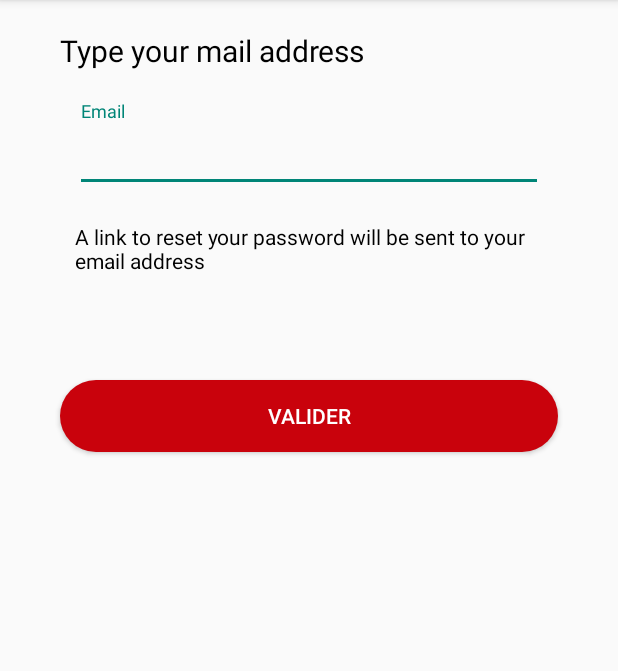
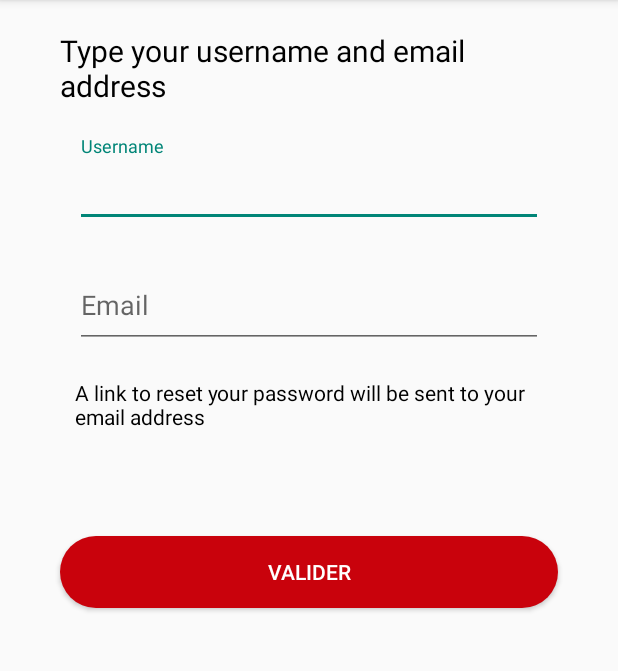
Before and after one commit to BenjaminHenry/MediaActions_ANDROID, an Android app: the ForgetPasswordActivity screen opened directly, with no data from a screen before it, on a phone screen of 412 x 824 dp, the part 84-755 px from its top. Run offline under Robolectric (Android 15) with nearby library versions, the phone set to English and light mode, and no system bars; our stand-ins replace ButterKnife, RxJava; network calls fail.

Commit message:
Navigation Bar complete, try to do forgetPassword

```diff
--- a/Android/app/src/main/AndroidManifest.xml
+++ b/Android/app/src/main/AndroidManifest.xml
@@ -26,12 +26,13 @@
 		</activity>
 		<activity android:name=".ui.RegisterActivity" />
 		<activity android:name=".ui.ForgetPasswordActivity" />
-		<activity android:name=".ui.RequestWallActivity" />
+		<activity android:name=".ui.RequestWallFragment" />
 		<activity android:name=".ui.RequestActivity" />
 		<activity android:name=".ui.PhotoDetailActivity" />
 		<activity
 			android:name=".ui.HomeActivity"
 			android:label="@string/title_activity_home" />
+
 		<provider
 			android:name="android.support.v4.content.FileProvider"
 			android:authorities="${applicationId}.com.vansuita.pickimage.provider"
@@ -42,6 +43,8 @@
 				android:name="android.support.FILE_PROVIDER_PATHS"
 				android:resource="@xml/picker_provider_paths" />
 		</provider>
+
+		<activity android:name=".ui.ParametersFragment"></activity>
 	</application>
 
 </manifest>
--- a/Android/app/src/main/java/mediaaction/android/core/Rest/RestService.java
+++ b/Android/app/src/main/java/mediaaction/android/core/Rest/RestService.java
@@ -17,6 +17,7 @@ import retrofit2.http.FormUrlEncoded;
 import retrofit2.http.GET;
 import retrofit2.http.Multipart;
 import retrofit2.http.POST;
+import retrofit2.http.PUT;
 import retrofit2.http.PartMap;
 import retrofit2.http.Path;
 
@@ -39,6 +40,14 @@ public interface RestService {
 
 	@GET("user/{userid}/stats/sells")
 	Single<List<ImageDTO>> getSoldPhotos(@Path("userid") String userid);
+
+	@POST("user/password/reset")
+	@FormUrlEncoded
+	Single<ResultDTO> generatePasswordToken(@Field("username") String username, @Field("") String email);
+
+	@PUT("user/password/reset")
+	@FormUrlEncoded
+	Single<ResultDTO> resetPassword(@Field("token") String token, @Field("userid") String userid, @Field("newpassword") String password);
 
 	// GALLERY
 	@Multipart
--- a/Android/app/src/main/java/mediaaction/android/ui/ForgetPasswordActivity.java
+++ b/Android/app/src/main/java/mediaaction/android/ui/ForgetPasswordActivity.java
@@ -1,15 +1,29 @@
 package mediaaction.android.ui;
 
+import android.annotation.SuppressLint;
+import android.os.Bundle;
 import android.support.v7.app.AppCompatActivity;
-import android.os.Bundle;
 
+import butterknife.ButterKnife;
+import butterknife.OnClick;
 import mediaaction.android.R;
+import mediaaction.android.logic.User.UserManager;
 
 public class ForgetPasswordActivity extends AppCompatActivity {
+
+	private UserManager userManager;
 
 	@Override
 	protected void onCreate(Bundle savedInstanceState) {
 		super.onCreate(savedInstanceState);
 		setContentView(R.layout.activity_forget_password);
+		ButterKnife.bind(this);
+
+		userManager = new UserManager();
+	}
+
+	@SuppressLint("CheckResult")
+	@OnClick(R.id.forgetPasswordValidateButton)
+	public void forgetPasswordValidate() {
 	}
 }
--- a/Android/app/src/main/java/mediaaction/android/ui/PhotoListFragment.java
+++ b/Android/app/src/main/java/mediaaction/android/ui/PhotoListFragment.java
@@ -90,7 +90,8 @@ public class PhotoListFragment extends Fragment {
 	@Override
 	public void onActivityResult(int requestCode, int resultCode, Intent data) {
 		super.onActivityResult(requestCode, resultCode, data);
-		((HomeFragment) getParentFragment()).onActivityResult(requestCode, resultCode, data);
+		if (getParentFragment() != null)
+			((HomeFragment) getParentFragment()).onActivityResult(requestCode, resultCode, data);
 	}
 
 	@SuppressLint("CheckResult")
--- a/Android/app/src/main/res/layout/activity_forget_password.xml
+++ b/Android/app/src/main/res/layout/activity_forget_password.xml
@@ -13,7 +13,7 @@
 		android:layout_marginEnd="40dp"
 		android:layout_marginStart="40dp"
 		android:layout_marginTop="20dp"
-		android:text="Type your mail address"
+		android:text="Type your username and email address"
 		android:textColor="@android:color/black"
 		android:textSize="20sp"
 		app:layout_constraintEnd_toEndOf="parent"
@@ -21,7 +21,7 @@
 		app:layout_constraintTop_toTopOf="parent" />
 
 	<android.support.design.widget.TextInputLayout
-		android:id="@+id/passwordLayout"
+		android:id="@+id/userNameLayout"
 		android:layout_width="match_parent"
 		android:layout_height="wrap_content"
 		android:layout_marginEnd="50dp"
@@ -32,12 +32,35 @@
 		app:layout_constraintTop_toBottomOf="@id/forgetPasswordText">
 
 		<EditText
-			android:id="@+id/editTextPassword"
+			android:id="@+id/editTextUsername"
+			android:layout_width="match_parent"
+			android:layout_height="wrap_content"
+			android:ems="10"
+			android:hint="Username"
+			android:inputType="textPassword"
+			android:paddingBottom="@dimen/general_inputPadding"
+			android:textColor="@android:color/black" />
+
+	</android.support.design.widget.TextInputLayout>
+
+	<android.support.design.widget.TextInputLayout
+		android:id="@+id/emailLayout"
+		android:layout_width="match_parent"
+		android:layout_height="wrap_content"
+		android:layout_marginEnd="50dp"
+		android:layout_marginStart="50dp"
+		android:layout_marginTop="20dp"
+		app:layout_constraintEnd_toEndOf="parent"
+		app:layout_constraintStart_toStartOf="parent"
+		app:layout_constraintTop_toBottomOf="@id/userNameLayout">
+
+		<EditText
+			android:id="@+id/editTextEmail"
 			android:layout_width="match_parent"
 			android:layout_height="wrap_content"
 			android:ems="10"
 			android:hint="Email"
-			android:inputType="textPassword"
+			android:inputType="textEmailAddress"
 			android:paddingBottom="@dimen/general_inputPadding"
 			android:textColor="@android:color/black" />
 
@@ -54,10 +77,10 @@
 		android:textColor="@android:color/black"
 		app:layout_constraintEnd_toEndOf="parent"
 		app:layout_constraintStart_toStartOf="parent"
-		app:layout_constraintTop_toBottomOf="@id/passwordLayout" />
+		app:layout_constraintTop_toBottomOf="@id/emailLayout" />
 
 	<Button
-		android:id="@+id/validateButton"
+		android:id="@+id/forgetPasswordValidateButton"
 		android:layout_width="match_parent"
 		android:layout_height="wrap_content"
 		android:layout_marginEnd="40dp"
--- a/Android/app/src/main/res/layout/fragment_upload.xml
+++ b/Android/app/src/main/res/layout/fragment_upload.xml
@@ -8,7 +8,8 @@
 
 	<ScrollView
 		android:layout_width="match_parent"
-		android:layout_height="wrap_content">
+		android:layout_height="wrap_content"
+		android:layout_marginBottom="20dp">
 
 		<android.support.constraint.ConstraintLayout
 			android:layout_width="match_parent"
```
Also changed, not shown: Android/app/src/main/java/mediaaction/android/logic/RestManager.java (+7 -0 lines), Android/app/src/main/java/mediaaction/android/logic/User/UserManager.java (+9 -0 lines), Android/app/src/main/java/mediaaction/android/ui/HomeActivity.java (+21 -4 lines), Android/app/src/main/java/mediaaction/android/ui/HomeFragment.java (+4 -16 lines), Android/app/src/main/java/mediaaction/android/ui/ParametersFragment.java (added, +56 -0 lines), Android/app/src/main/java/mediaaction/android/ui/RequestWallActivity.java (deleted, +0 -70 lines), Android/app/src/main/java/mediaaction/android/ui/RequestWallFragment.java (added, +74 -0 lines), Android/app/src/main/java/mediaaction/android/ui/UploadFragment.java (+3 -6 lines), Android/app/src/main/res/layout/fragment_parameters.xml (renamed from Android/app/src/main/res/layout/activity_request_wall.xml, +6 -6 lines), Android/app/src/main/res/layout/fragment_request_wall.xml (added, +15 -0 lines).
